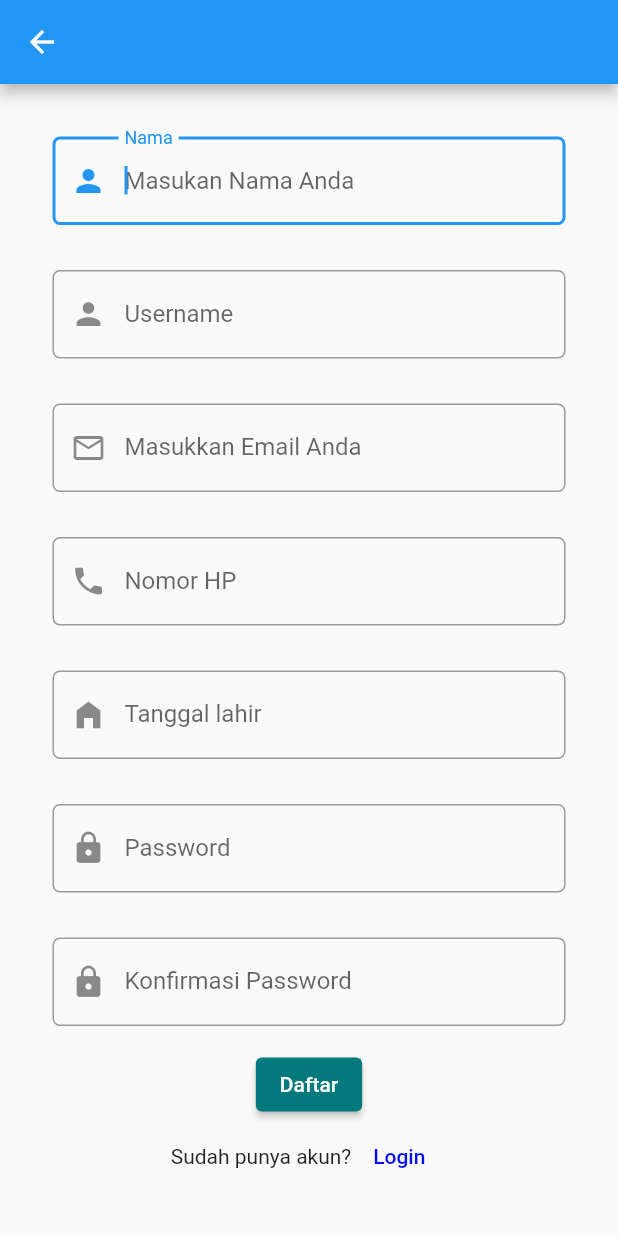
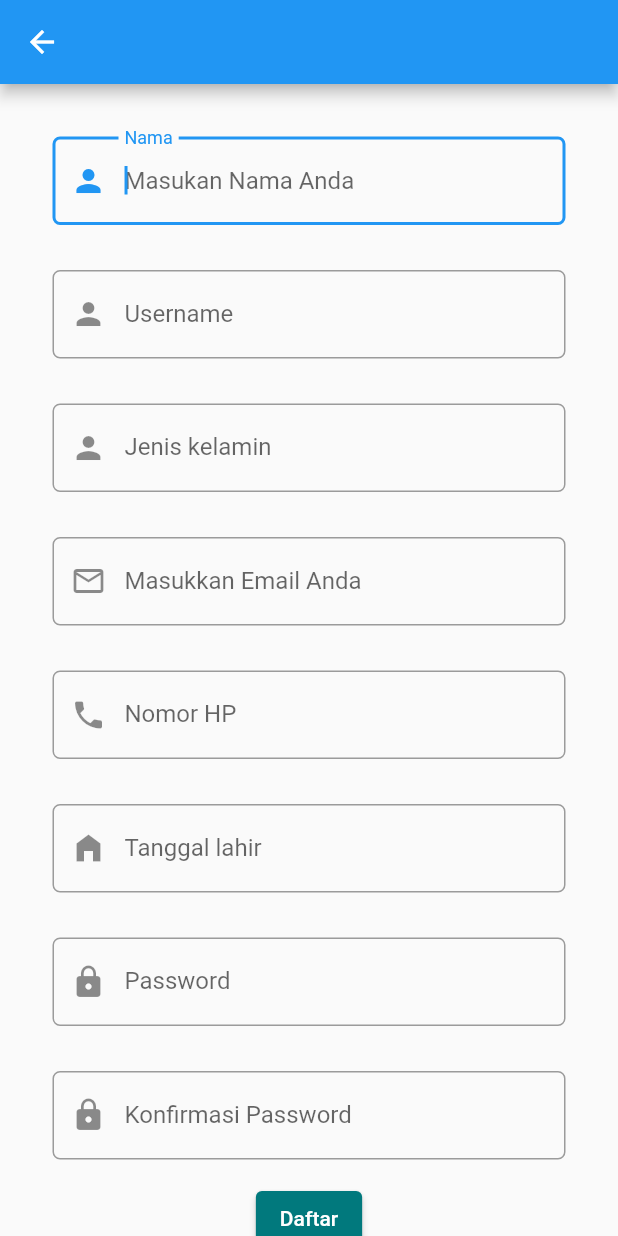
Before and after one commit to bahrulajisantoso/ArahKitaMobile, a Flutter app: the Register screen opened directly, on a phone screen of 412 x 824 dp. Run offline on Flutter 3.47's test engine with Material 2 defaults, Android fonts, the phone set to English and light mode, and no system bars; our stand-ins replace carousel_slider, fluttertoast, shared_preferences; accounts and stored records are empty; network calls fail.

Commit message:
register user create data

```diff
--- a/lib/api/add_user.dart
+++ b/lib/api/add_user.dart
@@ -3,35 +3,34 @@ import 'package:http/http.dart' as http;
 import 'package:project/model/user.dart';
 
 class AddUser {
-  static Future createUser(
+  static Future<User> createUser(
     String nama,
-    String username,
-    String email,
-    String noHp,
-    String tglLahir,
-    String password,
+    username,
+    jeniKelamin,
+    email,
+    noHp,
+    tglLahir,
+    password,
   ) async {
-    Uri _apiURL = Uri.parse('http://10.0.2.2/flutter/register.php');
+    Uri _apiURL = Uri.parse("http://10.0.2.2/flutter/register.php");
 
-    // var response = await http.post(apiURL);
-
-    final response = await http.post(_apiURL, body: {
+    var response = await http.post(
+      _apiURL,
+      body: {
         "nama": nama,
         "username": username,
+        "jenis_kelamin": jeniKelamin,
         "email": email,
         "no_hp": noHp,
         "tgl_lahir": tglLahir,
         "password": password,
-    });
-
-    // var jsonObject = jsonDecode(apiResult.body);
+      },
+    );
 
     if (response.statusCode == 200) {
-      return true;
-      // return User.fromJson(jsonDecode(response.body));
-      // return PostResult.createPostResult(jsonObject);
+      return User.fromJson(json.decode(response.body));
     } else {
-      throw Exception('Failed to create User.');
+      throw Exception("Failed to create User");
     }
   }
 }
--- a/lib/api/get_wisata.dart
+++ b/lib/api/get_wisata.dart
@@ -4,7 +4,7 @@ import 'package:project/model/wisata.dart';
 
 class GetWisata {
   static Future<List<Wisata>> getWisatas() async {
-    Uri apiURL = Uri.parse('http://10.0.2.2/flutter/wisata.php');
+    Uri apiURL = Uri.parse("http://10.0.2.2/flutter/wisata.php");
 
     var response = await http.get(apiURL);
     var responseData = jsonDecode(response.body);
@@ -18,7 +18,7 @@ class GetWisata {
       }
       return wisatas;
     } else {
-      throw Exception('Failed to load album');
+      throw Exception("Failed to load wisata");
     }
   }
 }
--- a/lib/model/user.dart
+++ b/lib/model/user.dart
@@ -1,25 +1,16 @@
 class User {
-  String? id, namaUser, username, jenisKelamin, tglLahir, noHp, email, password;
+  int? kode;
+  String? pesan;
 
-  User(
-      {this.id,
-      this.namaUser,
-      this.username,
-      this.jenisKelamin,
-      this.tglLahir,
-      this.noHp,
-      this.email,
-      this.password});
+  User({
+    this.kode,
+    this.pesan,
+  });
 
   factory User.fromJson(Map<String, dynamic> json) {
     return User(
-        id: json['id'].toString(),
-        namaUser: json['nama'],
-        username: json['username'],
-        jenisKelamin: json['jenis_kelamin'],
-        tglLahir: json['tgl_lahir'],
-        noHp: json['no_hp'],
-        email: json['email'],
-        password: json['password']);
+      kode: json["kode"],
+      pesan: json["pesan"],
+    );
   }
 }
--- a/lib/pages/account.dart
+++ b/lib/pages/account.dart
@@ -14,7 +14,7 @@ class _AccountPageState extends State<AccountPage> {
       appBar: AppBar(
         title: const Text("Account Page"),
       ),
-      body: const Text('Account Page'),
+      body: const Text("Account Page"),
     );
   }
 }
--- a/lib/pages/form_transaction.dart
+++ b/lib/pages/form_transaction.dart
@@ -12,10 +12,10 @@ class _FormTransactionState extends State<FormTransaction> {
   Widget build(BuildContext context) {
     return Scaffold(
       appBar: AppBar(
-        title: const Text('Form Transaction'),
+        title: const Text("Form Transaction"),
       ),
       body: const Center(
-        child: Text('Form Transaction'),
+        child: Text("Form Transaction"),
       ),
     );
   }
--- a/lib/pages/home_page.dart
+++ b/lib/pages/home_page.dart
@@ -26,8 +26,8 @@ class _HomePageState extends State<HomePage> {
 
   @override
   void initState() {
+    getData();
     super.initState();
-    getData();
   }
 
   Future<void> sessionData() async {
--- a/lib/pages/register_page.dart
+++ b/lib/pages/register_page.dart
@@ -14,28 +14,29 @@ class _RegisterState extends State<Register> {
   final _formKey = GlobalKey<FormState>();
   final _toast = ShowToast();
 
-  String? _nama, _username, _email, _password;
-
   final _namaController = TextEditingController();
   final _usernameController = TextEditingController();
+  final _jenisKelController = TextEditingController();
   final _emailController = TextEditingController();
   final _noHpController = TextEditingController();
   final _tglLahirController = TextEditingController();
   final _passwordController = TextEditingController();
   final _konfirmPasswordController = TextEditingController();
 
-  void addUser() {
+  void addUser() async {
     AddUser.createUser(
-      _namaController.text,
-      _usernameController.text,
-      _emailController.text,
-      _noHpController.text,
-      _tglLahirController.text,
-      _passwordController.text,
+      _namaController.text.trim().toLowerCase(),
+      _usernameController.text.trim().toLowerCase(),
+      _jenisKelController.text.trim().toLowerCase(),
+      _emailController.text.trim().toLowerCase(),
+      _noHpController.text.trim().toLowerCase(),
+      _tglLahirController.text.trim().toLowerCase(),
+      _passwordController.text.trim(),
     ).then((value) {
+      // print(value);
       setState(() {
-        if (value) {
-          _toast.showToast("berhasil");
+        if (value.kode == 1) {
+          _toast.showToast('${value.pesan}');
           Navigator.pop(context);
         } else {
           _toast.showToast("gagal");
@@ -59,6 +60,7 @@ class _RegisterState extends State<Register> {
                   Padding(
                     padding: const EdgeInsets.all(15.0),
                     child: TextFormField(
+                      keyboardType: TextInputType.text,
                       controller: _namaController,
                       decoration: InputDecoration(
                         hintText: "Masukan Nama Anda",
@@ -78,6 +80,7 @@ class _RegisterState extends State<Register> {
                   Padding(
                     padding: const EdgeInsets.all(15.0),
                     child: TextFormField(
+                      keyboardType: TextInputType.text,
                       controller: _usernameController,
                       decoration: InputDecoration(
                         hintText: "Masukan Usernmae Anda",
@@ -86,7 +89,6 @@ class _RegisterState extends State<Register> {
                         border: OutlineInputBorder(
                             borderRadius: BorderRadius.circular(5.0)),
                       ),
-                      autofocus: true,
                       validator: (value) {
                         if (value!.isEmpty) {
                           return "Data tidak boleh kosong";
@@ -97,15 +99,14 @@ class _RegisterState extends State<Register> {
                   Padding(
                     padding: const EdgeInsets.all(15.0),
                     child: TextFormField(
-                      controller: _emailController,
+                      controller: _jenisKelController,
                       decoration: InputDecoration(
-                        hintText: "Email",
-                        prefixIcon: const Icon(Icons.email_outlined),
-                        labelText: "Masukkan Email Anda",
+                        hintText: "Masukan jenis kelamin Anda",
+                        prefixIcon: const Icon(Icons.person),
+                        labelText: "Jenis kelamin",
                         border: OutlineInputBorder(
                             borderRadius: BorderRadius.circular(5.0)),
                       ),
-                      autofocus: true,
                       validator: (value) {
                         if (value!.isEmpty) {
                           return "Data tidak boleh kosong";
@@ -116,6 +117,26 @@ class _RegisterState extends State<Register> {
                   Padding(
                     padding: const EdgeInsets.all(15.0),
                     child: TextFormField(
+                      keyboardType: TextInputType.emailAddress,
+                      controller: _emailController,
+                      decoration: InputDecoration(
+                        hintText: "Email",
+                        prefixIcon: const Icon(Icons.email_outlined),
+                        labelText: "Masukkan Email Anda",
+                        border: OutlineInputBorder(
+                            borderRadius: BorderRadius.circular(5.0)),
+                      ),
+                      validator: (value) {
+                        if (value!.isEmpty) {
+                          return "Data tidak boleh kosong";
+                        }
+                      },
+                    ),
+                  ),
+                  Padding(
+                    padding: const EdgeInsets.all(15.0),
+                    child: TextFormField(
+                      keyboardType: TextInputType.phone,
                       controller: _noHpController,
                       decoration: InputDecoration(
                         hintText: "Masukkan Nomor HP Anda",
@@ -124,7 +145,6 @@ class _RegisterState extends State<Register> {
                         border: OutlineInputBorder(
                             borderRadius: BorderRadius.circular(5.0)),
                       ),
-                      autofocus: true,
                       validator: (value) {
                         if (value!.isEmpty) {
                           return "Data tidak boleh kosong";
@@ -143,7 +163,6 @@ class _RegisterState extends State<Register> {
                         border: OutlineInputBorder(
                             borderRadius: BorderRadius.circular(5.0)),
                       ),
-                      obscureText: true,
                       validator: (value) {
                         if (value!.isEmpty) {
                           return "Data tidak boleh kosong";
@@ -154,6 +173,7 @@ class _RegisterState extends State<Register> {
                   Padding(
                     padding: const EdgeInsets.all(15.0),
                     child: TextFormField(
+                      keyboardType: TextInputType.text,
                       controller: _passwordController,
                       decoration: InputDecoration(
                         hintText: "Minimal 8 karakter",
@@ -162,7 +182,6 @@ class _RegisterState extends State<Register> {
                         border: OutlineInputBorder(
                             borderRadius: BorderRadius.circular(5.0)),
                       ),
-                      obscureText: true,
                       validator: (value) {
                         if (value!.isEmpty) {
                           return "Data tidak boleh kosong";
@@ -173,6 +192,7 @@ class _RegisterState extends State<Register> {
                   Padding(
                     padding: const EdgeInsets.all(15.0),
                     child: TextFormField(
+                      keyboardType: TextInputType.text,
                       controller: _konfirmPasswordController,
                       decoration: InputDecoration(
                         hintText: "Masukan Password Anda",
@@ -181,10 +201,14 @@ class _RegisterState extends State<Register> {
                         border: OutlineInputBorder(
                             borderRadius: BorderRadius.circular(5.0)),
                       ),
-                      obscureText: true,
                       validator: (value) {
                         if (value!.isEmpty) {
                           return "Data tidak boleh kosong";
+                        } else if (_passwordController.text !=
+                            _konfirmPasswordController.text) {
+                          return "Password tidak sama";
+                        } else {
+                          return null;
                         }
                       },
                     ),
@@ -214,7 +238,7 @@ class _RegisterState extends State<Register> {
                   Row(
                     mainAxisAlignment: MainAxisAlignment.center,
                     children: <Widget>[
-                      const Text('Sudah punya akun?'),
+                      const Text("Sudah punya akun?"),
                       TextButton(
                         onPressed: () {
                           Navigator.of(context).pop(
@@ -224,7 +248,7 @@ class _RegisterState extends State<Register> {
                           );
                         },
                         child: const Text(
-                          'Login',
+                          "Login",
                           style:
                               TextStyle(color: Color.fromARGB(255, 0, 10, 255)),
                         ),
```
Also changed, not shown: lib/model/wisata.dart (+7 -6 lines), lib/pages/login_page.dart (+4 -7 lines). Lines whose indentation alone changed are shown as unchanged.
